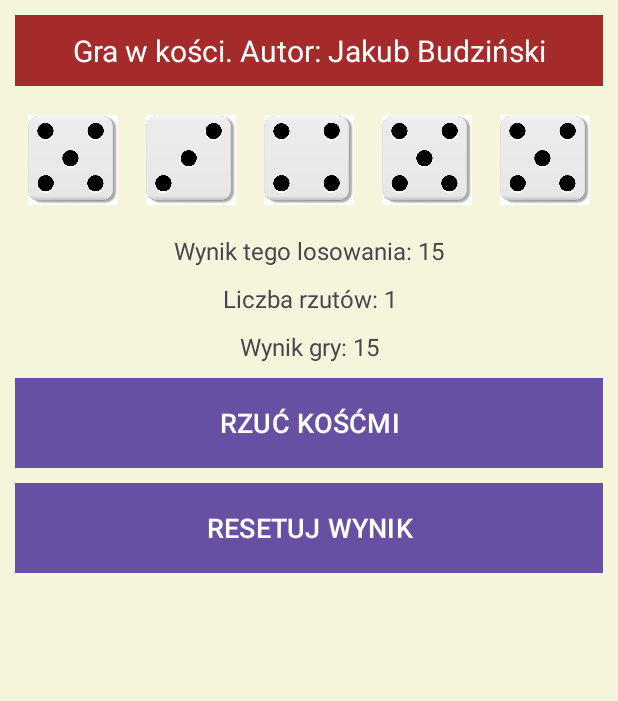
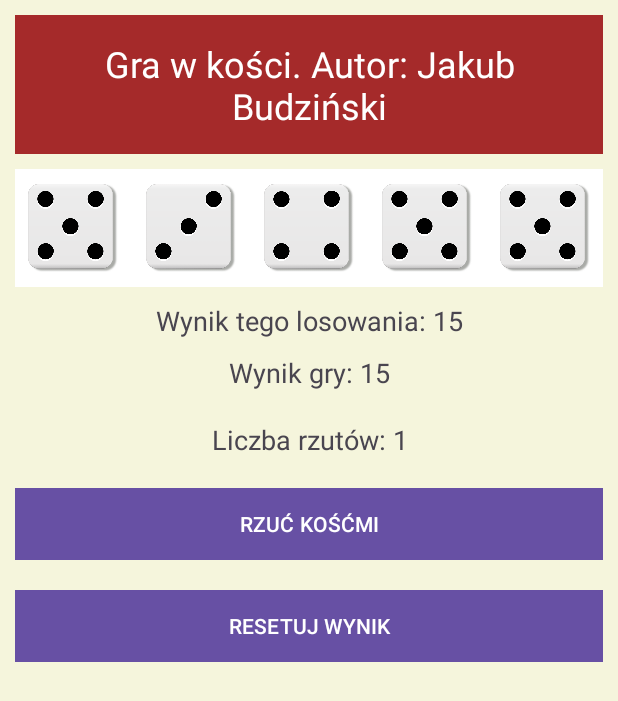
Before and after one commit to Budynwaniliowy/grawkosci, an Android app: the screen it shows after launch (MainActivity), after a tap on "RZUĆ KOŚĆMI", on a phone screen of 412 x 824 dp. Shown: the top 701 px of the screen. Run offline under Robolectric (Android 15) with nearby library versions, the phone set to English and light mode, and no system bars.

Commit message:
Add files via upload

```diff
--- a/Grawkoci/app/src/main/java/com/example/grawkoci/MainActivity.java
+++ b/Grawkoci/app/src/main/java/com/example/grawkoci/MainActivity.java
@@ -1,5 +1,6 @@
 package com.example.grawkoci;
 
+import android.media.Image;
 import android.os.Bundle;
 import android.view.View;
 import android.widget.Button;
@@ -7,106 +8,84 @@ import android.widget.ImageView;
 import android.widget.TextView;
 
 import androidx.appcompat.app.AppCompatActivity;
+
 import java.util.Random;
 
 public class MainActivity extends AppCompatActivity {
 
-    private ImageView[] rzuty;
-    private TextView wynikRzutu, liczbaRzutow, wynikGry;
-    private Button rzutKoscmiButton, resetujButton;
-    private Random random;
-    private int licznikRzutow = 0;
-    private int sumaWynikowGry = 0;
-
+    private ImageView[] diceViews = new ImageView[5];
+    private TextView currentRollScore, gameScore, rollCount;
+    private Button rollDiceButton, resetButton;
+    private int totalScore = 0;
+    private int rolls = 0;
+    private int[] pics = {R.drawable.dicepust, R.drawable.dice1, R.drawable.dice2, R.drawable.dice3, R.drawable.dice4, R.drawable.dice5, R.drawable.dice6};
     @Override
     protected void onCreate(Bundle savedInstanceState) {
         super.onCreate(savedInstanceState);
         setContentView(R.layout.activity_main);
 
-        rzuty = new ImageView[]{
-                findViewById(R.id.rzut1),
-                findViewById(R.id.rzut2),
-                findViewById(R.id.rzut3),
-                findViewById(R.id.rzut4),
-                findViewById(R.id.rzut5)
-        };
 
-        wynikRzutu = findViewById(R.id.wyniki);
-        liczbaRzutow = findViewById(R.id.rzuty);
-        wynikGry = findViewById(R.id.wynikgry);
+        diceViews[0] = findViewById(R.id.dice1);
+        diceViews[1] = findViewById(R.id.dice2);
+        diceViews[2] = findViewById(R.id.dice3);
+        diceViews[3] = findViewById(R.id.dice4);
+        diceViews[4] = findViewById(R.id.dice5);
 
-        rzutKoscmiButton = findViewById(R.id.rzutkoscmi);
-        resetujButton = findViewById(R.id.resetuj);
+        currentRollScore = findViewById(R.id.currentRollScore);
+        gameScore = findViewById(R.id.gameScore);
+        rollCount = findViewById(R.id.rollCount);
 
-        random = new Random();
+        rollDiceButton = findViewById(R.id.rollDiceButton);
+        resetButton = findViewById(R.id.resetButton);
 
-        rzutKoscmiButton.setOnClickListener(new View.OnClickListener() {
-            @Override
-            public void onClick(View v) {
-                rollDice();
-            }
-        });
-
-        resetujButton.setOnClickListener(new View.OnClickListener() {
-            @Override
-            public void onClick(View v) {
-                resetGame();
-            }
-        });
+        rollDiceButton.setOnClickListener(v -> rollDice());
+        resetButton.setOnClickListener(v -> resetGame());
     }
 
     private void rollDice() {
-        int[] rzutyWartosci = new int[5];
-        int[] wystapienia = new int[6];
-        int sumaRzutu = 0;
+        Random random = new Random();
+        int[] diceResults = new int[5];
+        int[] counts = new int[6];
+
 
         for (int i = 0; i < 5; i++) {
-            rzutyWartosci[i] = random.nextInt(6) + 1;
-            wystapienia[rzutyWartosci[i] - 1]++;
+            diceResults[i] = random.nextInt(6) + 1;
+            diceViews[i].setImageResource(pics[diceResults[i]]);
+            counts[diceResults[i] - 1]++;
         }
 
+
+
+        int rollScore = 0;
         for (int i = 0; i < 6; i++) {
-            if (wystapienia[i] >= 2) {
-                sumaRzutu += (i + 1) * wystapienia[i];
+            if (counts[i] > 1) {
+                rollScore += (i + 1) * counts[i];
             }
         }
 
-        displayDiceResults(rzutyWartosci);
-
-        wynikRzutu.setText("Wynik tego losowania: " + sumaRzutu);
-
-        updateScore(sumaRzutu);
+        updateScore(rollScore);
+        currentRollScore.setText("Wynik tego losowania: " + rollScore);
         updateRollCount();
     }
 
     private void resetGame() {
-        for (ImageView rzut : rzuty) {
-            rzut.setImageResource(R.drawable.dicepust);
+        for (ImageView diceView : diceViews) {
+            diceView.setImageResource(pics[0]);
         }
-
-        wynikRzutu.setText("Wynik tego losowania: 0");
-        wynikGry.setText("Wynik gry: 0");
-        liczbaRzutow.setText("Liczba rzutów: 0");
-
-        sumaWynikowGry = 0;
-        licznikRzutow = 0;
+        totalScore = 0;
+        rolls = 0;
+        currentRollScore.setText("Wynik tego losowania: 0");
+        gameScore.setText("Wynik gry: 0");
+        rollCount.setText("Liczba rzutów: 0");
     }
 
-    private void updateScore(int nowyWynik) {
-        sumaWynikowGry += nowyWynik;
-        wynikGry.setText("Wynik gry: " + sumaWynikowGry);
+    private void updateScore(int newScore) {
+        totalScore += newScore;
+        gameScore.setText("Wynik gry: " + totalScore);
     }
 
     private void updateRollCount() {
-        licznikRzutow++;
-        liczbaRzutow.setText("Liczba rzutów: " + licznikRzutow);
-    }
-
-    private void displayDiceResults(int[] wynikiRzutu) {
-        for (int i = 0; i < 5; i++) {
-            int diceValue = wynikiRzutu[i];
-            int resID = getResources().getIdentifier("dice" + diceValue, "drawable", getPackageName());
-            rzuty[i].setImageResource(resID);
-        }
+        rolls++;
+        rollCount.setText("Liczba rzutów: " + rolls);
     }
 }
--- a/Grawkoci/app/src/main/res/layout/activity_main.xml
+++ b/Grawkoci/app/src/main/res/layout/activity_main.xml
@@ -1,101 +1,83 @@
+<?xml version="1.0" encoding="utf-8"?>
 <LinearLayout xmlns:android="http://schemas.android.com/apk/res/android"
     android:layout_width="match_parent"
     android:layout_height="match_parent"
+    android:background="#F5F5DC"
     android:orientation="vertical"
-    android:background="#F5F5DC"
     android:padding="10dp">
+
     <TextView
-        android:id="@+id/textView"
+        style="@style/TitleText"
+        android:id="@+id/gameTitle"
         android:layout_width="match_parent"
         android:layout_height="wrap_content"
-        android:layout_marginBottom="10dp"
-        android:background="#A52A2A"
-        android:gravity="center"
         android:text="Gra w kości. Autor: Jakub Budziński"
-        android:textColor="@color/white"
-        android:textSize="20sp"
-        android:padding="10dp" />
+        android:padding="16dp" />
     <LinearLayout
         android:layout_width="match_parent"
         android:layout_height="wrap_content"
-        android:layout_marginBottom="10dp"
         android:orientation="horizontal"
-        android:gravity="center">
+        android:background="#FFFFFF"
+        android:gravity="center"
+        android:layout_marginVertical="10dp">
         <ImageView
-            android:id="@+id/rzut1"
-            android:layout_width="60dp"
-            android:layout_height="60dp"
-            android:layout_margin="9dp"
-            android:background="#FFFFFF"
-            android:src="@drawable/dicepust"  />
+            android:id="@+id/dice1"
+            style="@style/DiceBasic"
+            />
         <ImageView
-            android:id="@+id/rzut2"
-            android:layout_width="60dp"
-            android:layout_height="60dp"
-            android:layout_margin="9dp"
-            android:background="#FFFFFF"
-            android:src="@drawable/dicepust"  />
+            android:id="@+id/dice2"
+            style="@style/DiceBasic" />
+
         <ImageView
-            android:id="@+id/rzut3"
-            android:layout_width="60dp"
-            android:layout_height="60dp"
-            android:layout_margin="9dp"
-            android:background="#FFFFFF"
-            android:src="@drawable/dicepust" />
+            android:id="@+id/dice3"
+            style="@style/DiceBasic" />
+
         <ImageView
-            android:id="@+id/rzut4"
-            android:layout_width="60dp"
-            android:layout_height="60dp"
-            android:layout_margin="9dp"
-            android:background="#FFFFFF"
-            android:src="@drawable/dicepust"  />
+            android:id="@+id/dice4"
+            style="@style/DiceBasic" />
+
         <ImageView
-            android:id="@+id/rzut5"
-            android:layout_width="60dp"
-            android:layout_height="60dp"
-            android:layout_margin="9dp"
-            android:background="#FFFFFF"
-            android:src="@drawable/dicepust" />
+            android:id="@+id/dice5"
+            style="@style/DiceBasic" />
     </LinearLayout>
+
     <TextView
-        android:id="@+id/wyniki"
-        android:layout_width="match_parent"
-        android:layout_height="wrap_content"
-        android:layout_marginBottom="10dp"
+        android:id="@+id/currentRollScore"
+        style="@style/Basic"
+        android:text="Wynik tego losowania: 0"
+        android:textSize="18sp"
+        android:gravity="center" />
+
+    <TextView
+        android:id="@+id/gameScore"
+        style="@style/Basic"
+        android:text="Wynik gry: 0"
+        android:textSize="18sp"
         android:gravity="center"
-        android:text="Wynik tego losowania: 0"
-        android:textSize="16sp" />
+        android:layout_marginVertical="10dp" />
+
     <TextView
-        android:id="@+id/rzuty"
-        android:layout_width="match_parent"
-        android:layout_height="wrap_content"
-        android:layout_marginBottom="10dp"
+        android:id="@+id/rollCount"
+        style="@style/Basic"
+        android:text="Liczba rzutów: 0"
+        android:textSize="18sp"
         android:gravity="center"
-        android:text="Liczba rzutów: 0"
-        android:textSize="16sp" />
-    <TextView
-        android:id="@+id/wynikgry"
-        android:layout_width="match_parent"
-        android:layout_height="wrap_content"
-        android:layout_marginBottom="10dp"
-        android:gravity="center"
-        android:text="Wynik gry: 0"
-        android:textSize="16sp" />
+        android:layout_marginVertical="10dp" />
+
     <Button
-        android:id="@+id/rzutkoscmi"
-        android:layout_width="match_parent"
-        android:layout_height="60dp"
-        android:layout_marginBottom="10dp"
+        android:id="@+id/rollDiceButton"
+        style="@style/Basic"
+        android:text="RZUĆ KOŚĆMI"
         android:background="#D2691E"
-        android:text="RZUĆ KOŚĆMI"
-        android:textColor="#FFFFFF"
-        android:textSize="18sp" />
+        android:layout_marginVertical="10dp"
+        android:textColor="#FFFFFF" />
+
     <Button
-        android:id="@+id/resetuj"
-        android:layout_width="match_parent"
-        android:layout_height="60dp"
+        android:id="@+id/resetButton"
+        style="@style/Basic"
+        android:text="RESETUJ WYNIK"
         android:background="#D2691E"
-        android:text="RESETUJ WYNIK"
-        android:textColor="#FFFFFF"
-        android:textSize="18sp" />
+        android:layout_marginVertical="10dp"
+        android:textColor="#FFFFFF" />
+
 </LinearLayout>
--- /dev/null
+++ b/Grawkoci/app/src/main/res/values/styles.xml
@@ -0,0 +1,26 @@
+<resources xmlns:tools="http://schemas.android.com/tools">
+    <!-- Base application theme. -->
+    <style name="Base.Theme.DiceGame" parent="Theme.Material3.DayNight.NoActionBar">
+        <!-- Customize your light theme here. -->
+        <!-- <item name="colorPrimary">@color/my_light_primary</item> -->
+    </style>
+    <style name="TitleText">
+        <item name="android:textColor">#FFFFFF</item>
+        <item name ="android:background">#A52A2A</item >
+        <item name="android:textSize">24sp</item>
+        <item name="android:gravity">center</item>
+    </style>
+    <style name="DiceBasic">
+        <item name="android:layout_width">60dp</item>
+        <item name="android:layout_height">60dp</item>
+        <item name="android:gravity">center</item>
+        <item name="android:src">@drawable/dicepust</item>
+        <item name="android:layout_margin">9dp</item>
+
+    </style>
+    <style name="Basic">
+        <item name="android:layout_width">match_parent</item>
+        <item name="android:layout_height">wrap_content</item>
+    </style>
+    <style name="Theme.DiceGame" parent="Base.Theme.DiceGame" />
+</resources>
```
